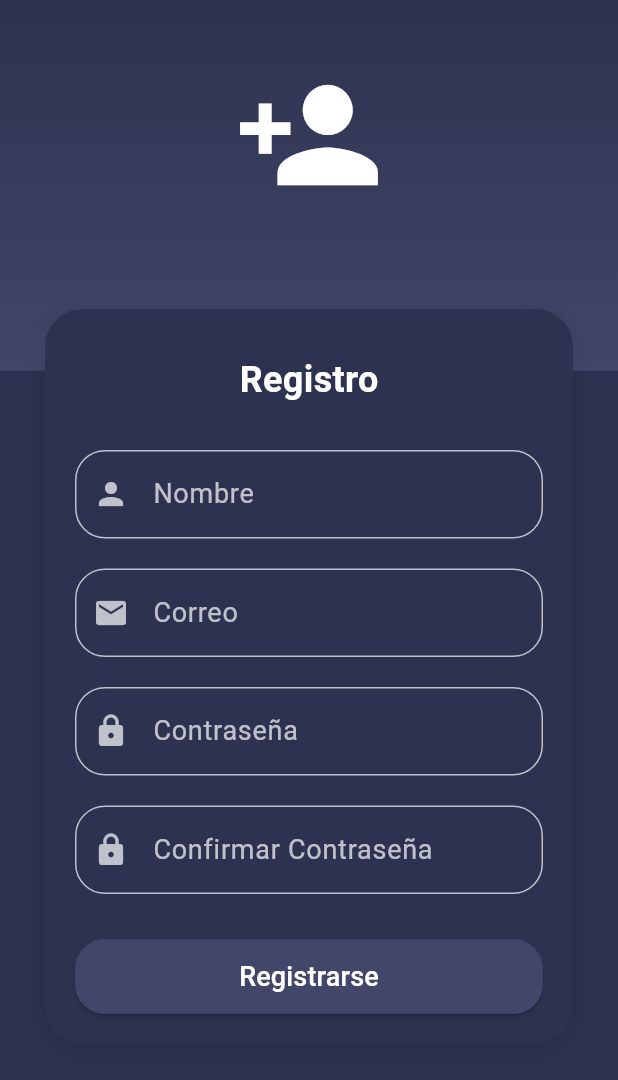
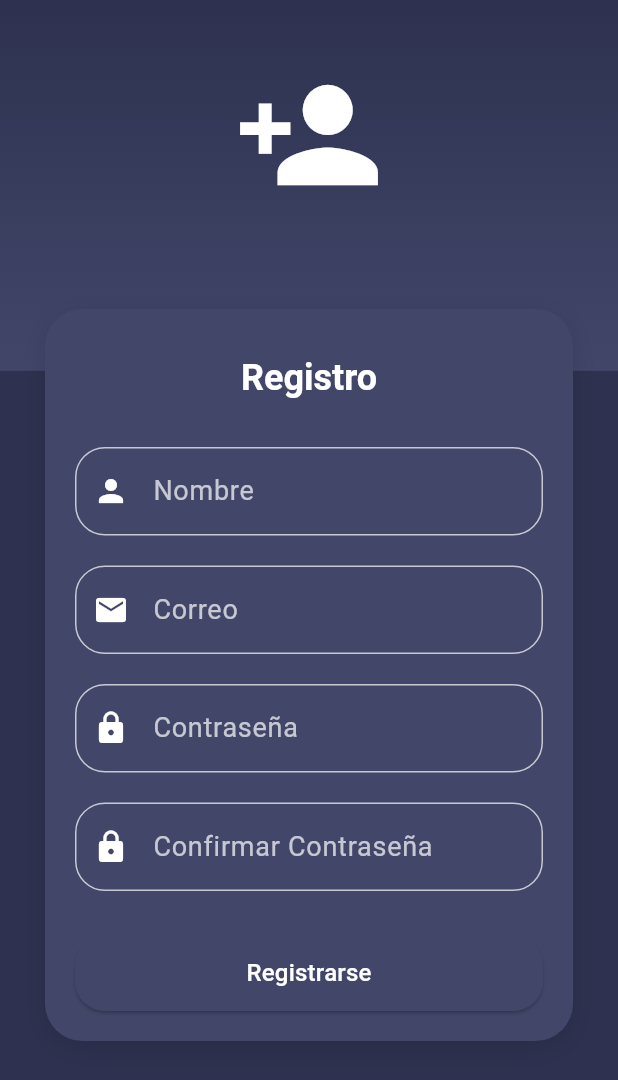
Before and after one commit to djlira/sismonet, a Flutter app: the RegisterScreen screen opened by its route, on a phone screen of 412 x 824 dp. Shown: the top 1080 px of the screen. Run offline on Flutter 3.47's test engine with Material 3 defaults, Android fonts, the phone set to English and light mode, and no system bars; our stand-ins replace fl_chart, sqflite, table_calendar; accounts and stored records are empty.

Commit message:
Update register_screen.dart

```diff
--- a/lib/pantallas/register_screen.dart
+++ b/lib/pantallas/register_screen.dart
@@ -1,6 +1,7 @@
 import 'package:flutter/material.dart';
 import '../database/database_helper.dart';
 import '../models/user.dart';
+import '../theme/colors.dart'; // Importa la paleta de colores
 
 class RegisterScreen extends StatefulWidget {
   const RegisterScreen({super.key});
@@ -48,11 +49,11 @@ class _RegisterScreenState extends State<RegisterScreen> {
           children: [
             // Fondo con gradiente
             Container(
-              decoration: const BoxDecoration(
+              decoration: BoxDecoration(
                 gradient: LinearGradient(
                   colors: [
-                    Color(0xFF2D3250), // #2D3250
-                    Color(0xFF424769), // #424769
+                    AppColors.primaryColor, // Usa el color primario
+                    AppColors.secondaryColor, // Usa el color secundario
                   ],
                   begin: Alignment.topCenter,
                   end: Alignment.bottomCenter,
@@ -67,9 +68,9 @@ class _RegisterScreenState extends State<RegisterScreen> {
               child: Container(
                 margin: const EdgeInsets.only(top: 40),
                 width: double.infinity,
-                child: const Icon(
+                child: Icon(
                   Icons.person_add,
-                  color: Colors.white,
+                  color: AppColors.iconColor, // Usa el color de íconos
                   size: 100,
                 ),
               ),
@@ -84,7 +85,7 @@ class _RegisterScreenState extends State<RegisterScreen> {
                     padding: const EdgeInsets.all(20),
                     margin: const EdgeInsets.symmetric(horizontal: 30),
                     decoration: BoxDecoration(
-                      color: const Color(0xFF2D3250), // #2D3250
+                      color: AppColors.cardColor, // Usa el color de las tarjetas
                       borderRadius: BorderRadius.circular(25),
                       boxShadow: const [
                         BoxShadow(
@@ -101,18 +102,17 @@ class _RegisterScreenState extends State<RegisterScreen> {
                           const SizedBox(height: 10),
                           Text(
                             "Registro",
-                            style: TextStyle(
-                              color: Colors.white, // Texto blanco
-                              fontSize: 24,
-                              fontWeight: FontWeight.bold,
-                            ),
+                            style: Theme.of(context).textTheme.headlineSmall?.copyWith(
+                                  color: AppColors.textColor, // Usa el color de texto
+                                  fontWeight: FontWeight.bold,
+                                ),
                           ),
                           const SizedBox(height: 30),
                           // Campo de nombre
                           TextFormField(
                             controller: _nombreController,
                             decoration: _inputDecoration('Nombre', Icons.person),
-                            style: TextStyle(color: Colors.white), // Texto blanco
+                            style: TextStyle(color: AppColors.textColor), // Usa el color de texto
                             validator: (value) => value!.isEmpty ? 'Ingrese su nombre' : null,
                           ),
                           const SizedBox(height: 20),
@@ -120,7 +120,7 @@ class _RegisterScreenState extends State<RegisterScreen> {
                           TextFormField(
                             controller: _emailController,
                             decoration: _inputDecoration('Correo', Icons.email),
-                            style: TextStyle(color: Colors.white), // Texto blanco
+                            style: TextStyle(color: AppColors.textColor), // Usa el color de texto
                             validator: _validateEmail,
                           ),
                           const SizedBox(height: 20),
@@ -129,7 +129,7 @@ class _RegisterScreenState extends State<RegisterScreen> {
                             controller: _passwordController,
                             obscureText: true,
                             decoration: _inputDecoration('Contraseña', Icons.lock),
-                            style: TextStyle(color: Colors.white), // Texto blanco
+                            style: TextStyle(color: AppColors.textColor), // Usa el color de texto
                             validator: (value) => value!.length < 6 ? 'Mínimo 6 caracteres' : null,
                           ),
                           const SizedBox(height: 20),
@@ -138,26 +138,25 @@ class _RegisterScreenState extends State<RegisterScreen> {
                             controller: _confirmPasswordController,
                             obscureText: true,
                             decoration: _inputDecoration('Confirmar Contraseña', Icons.lock),
-                            style: TextStyle(color: Colors.white), // Texto blanco
+                            style: TextStyle(color: AppColors.textColor), // Usa el color de texto
                             validator: (value) => value != _passwordController.text ? 'No coinciden' : null,
                           ),
                           const SizedBox(height: 30),
                           // Botón de registro
                           ElevatedButton(
                             style: ElevatedButton.styleFrom(
-                              backgroundColor: const Color(0xFF424769), // #424769
+                              backgroundColor: AppColors.secondaryColor, // Usa el color secundario
                               shape: RoundedRectangleBorder(
                                 borderRadius: BorderRadius.circular(20),
                               ),
                               minimumSize: const Size(double.infinity, 50),
                             ),
                             onPressed: _registerUser,
-                            child: const Text(
+                            child: Text(
                               'Registrarse',
-                              style: TextStyle(
-                                color: Colors.white,
-                                fontSize: 18,
-                              ),
+                              style: Theme.of(context).textTheme.titleMedium?.copyWith(
+                                    color: AppColors.textColor, // Usa el color de texto
+                                  ),
                             ),
                           ),
                         ],
@@ -177,17 +176,17 @@ class _RegisterScreenState extends State<RegisterScreen> {
   InputDecoration _inputDecoration(String label, IconData icon) {
     return InputDecoration(
       labelText: label,
-      labelStyle: TextStyle(color: Colors.white70), // Texto claro
-      prefixIcon: Icon(icon, color: Colors.white70), // Ícono claro
+      labelStyle: TextStyle(color: AppColors.textColor.withOpacity(0.7)), // Texto claro
+      prefixIcon: Icon(icon, color: AppColors.iconColor), // Ícono claro
       border: OutlineInputBorder(
         borderRadius: BorderRadius.circular(20),
-        borderSide: const BorderSide(color: Colors.white70),
+        borderSide: BorderSide(color: AppColors.textColor.withOpacity(0.7)),
       ),
       enabledBorder: OutlineInputBorder(
         borderRadius: BorderRadius.circular(20),
-        borderSide: const BorderSide(color: Colors.white70),
+        borderSide: BorderSide(color: AppColors.textColor.withOpacity(0.7)),
       ),
-      hintStyle: TextStyle(color: Colors.white54), // Texto claro
+      hintStyle: TextStyle(color: AppColors.textColor.withOpacity(0.5)), // Texto claro
     );
   }
 
```
